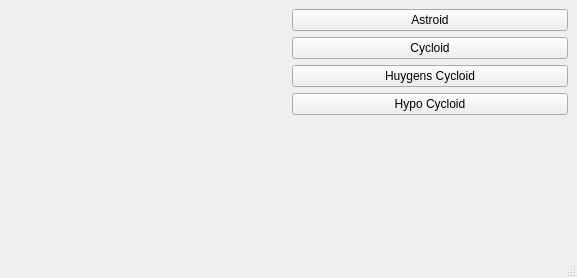
Above: mainwindow.ui from Vizz85/QtCurves before the change. Below: the same form after it.
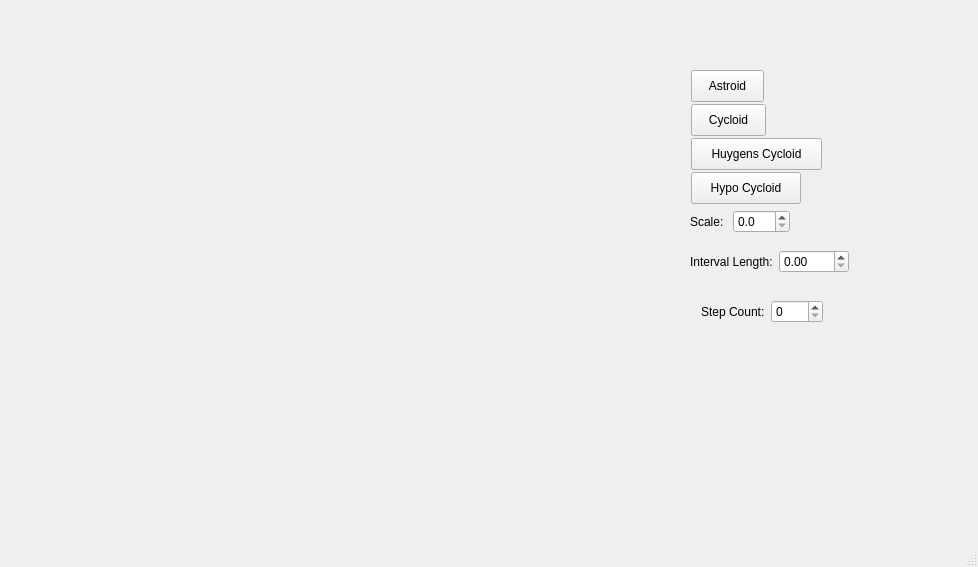
That is the form after the change. Custom widgets are drawn as their Qt base class.

Commit message: customize scale, interval and step count

What changed in the file:
```diff
--- a/mainwindow.ui
+++ b/mainwindow.ui
@@ -6,68 +6,163 @@
    <rect>
     <x>0</x>
     <y>0</y>
-    <width>577</width>
-    <height>278</height>
+    <width>978</width>
+    <height>567</height>
    </rect>
   </property>
   <property name="windowTitle">
    <string>MainWindow</string>
   </property>
   <widget class="QWidget" name="centralwidget">
-   <layout class="QGridLayout" name="gridLayout">
-    <item row="0" column="0">
-     <layout class="QHBoxLayout" name="horizontalLayout">
-      <item>
-       <widget class="RenderArea" name="renderArea" native="true"/>
-      </item>
-      <item>
-       <layout class="QVBoxLayout" name="verticalLayout">
-        <item>
+   <widget class="RenderArea" name="renderArea" native="true">
+    <property name="geometry">
+     <rect>
+      <x>30</x>
+      <y>20</y>
+      <width>511</width>
+      <height>321</height>
+     </rect>
+    </property>
+   </widget>
          <widget class="QPushButton" name="btnAstroid">
+    <property name="geometry">
+     <rect>
+      <x>691</x>
+      <y>70</y>
+      <width>73</width>
+      <height>32</height>
+     </rect>
+    </property>
           <property name="text">
            <string>Astroid</string>
           </property>
          </widget>
-        </item>
-        <item>
          <widget class="QPushButton" name="btnCycloid">
+    <property name="geometry">
+     <rect>
+      <x>691</x>
+      <y>104</y>
+      <width>75</width>
+      <height>32</height>
+     </rect>
+    </property>
           <property name="text">
            <string>Cycloid</string>
           </property>
          </widget>
-        </item>
-        <item>
          <widget class="QPushButton" name="btnHuygensCycloid">
+    <property name="geometry">
+     <rect>
+      <x>691</x>
+      <y>138</y>
+      <width>131</width>
+      <height>32</height>
+     </rect>
+    </property>
           <property name="text">
            <string>Huygens Cycloid</string>
           </property>
          </widget>
-        </item>
-        <item>
          <widget class="QPushButton" name="btnHypoCycloid">
+    <property name="geometry">
+     <rect>
+      <x>691</x>
+      <y>172</y>
+      <width>110</width>
+      <height>32</height>
+     </rect>
+    </property>
           <property name="text">
            <string>Hypo Cycloid</string>
           </property>
          </widget>
+   <widget class="QWidget" name="">
+    <property name="geometry">
+     <rect>
+      <x>690</x>
+      <y>210</y>
+      <width>100</width>
+      <height>23</height>
+     </rect>
+    </property>
+    <layout class="QHBoxLayout" name="horizontalLayout">
+     <item>
+      <widget class="QLabel" name="label">
+       <property name="text">
+        <string>Scale:</string>
+       </property>
+      </widget>
         </item>
         <item>
-         <spacer name="verticalSpacer">
-          <property name="orientation">
-           <enum>Qt::Vertical</enum>
-          </property>
-          <property name="sizeHint" stdset="0">
-           <size>
-            <width>20</width>
-            <height>40</height>
-           </size>
-          </property>
-         </spacer>
-        </item>
-       </layout>
-      </item>
-     </layout>
-    </item>
-   </layout>
+      <widget class="QDoubleSpinBox" name="spinScale">
+       <property name="decimals">
+        <number>1</number>
+       </property>
+       <property name="singleStep">
+        <double>0.100000000000000</double>
+       </property>
+      </widget>
+     </item>
+    </layout>
+   </widget>
+   <widget class="QWidget" name="">
+    <property name="geometry">
+     <rect>
+      <x>690</x>
+      <y>250</y>
+      <width>159</width>
+      <height>23</height>
+     </rect>
+    </property>
+    <layout class="QHBoxLayout" name="horizontalLayout_2">
+     <item>
+      <widget class="QLabel" name="label_2">
+       <property name="text">
+        <string>Interval Length:</string>
+       </property>
+      </widget>
+     </item>
+     <item>
+      <widget class="QDoubleSpinBox" name="spinInterval">
+       <property name="decimals">
+        <number>2</number>
+       </property>
+       <property name="singleStep">
+        <double>0.100000000000000</double>
+       </property>
+      </widget>
+     </item>
+    </layout>
+   </widget>
+   <widget class="QWidget" name="">
+    <property name="geometry">
+     <rect>
+      <x>701</x>
+      <y>300</y>
+      <width>122</width>
+      <height>23</height>
+     </rect>
+    </property>
+    <layout class="QHBoxLayout" name="horizontalLayout_3">
+     <item>
+      <widget class="QLabel" name="label_3">
+       <property name="text">
+        <string>Step Count:</string>
+       </property>
+      </widget>
+     </item>
+     <item>
+      <widget class="QSpinBox" name="spinCount">
+       <property name="maximum">
+        <number>512</number>
+       </property>
+       <property name="singleStep">
+        <number>1</number>
+       </property>
+      </widget>
+     </item>
+    </layout>
+   </widget>
   </widget>
   <widget class="QStatusBar" name="statusbar"/>
  </widget>
```
Lines whose indentation alone changed are shown as unchanged. The commit also changes 3 other files.
